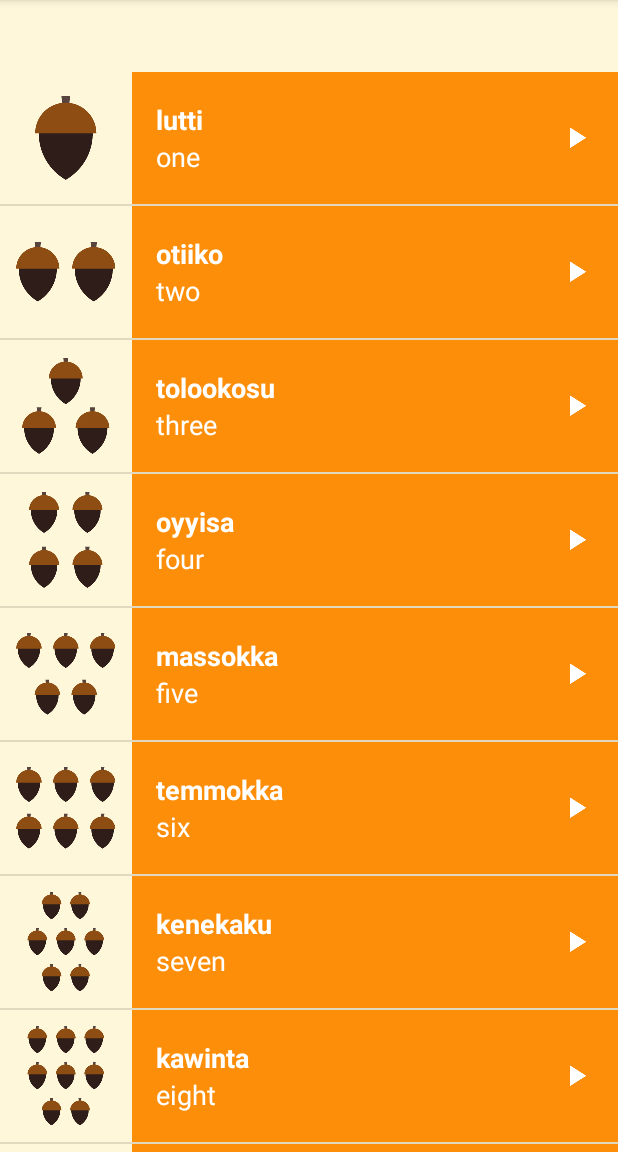
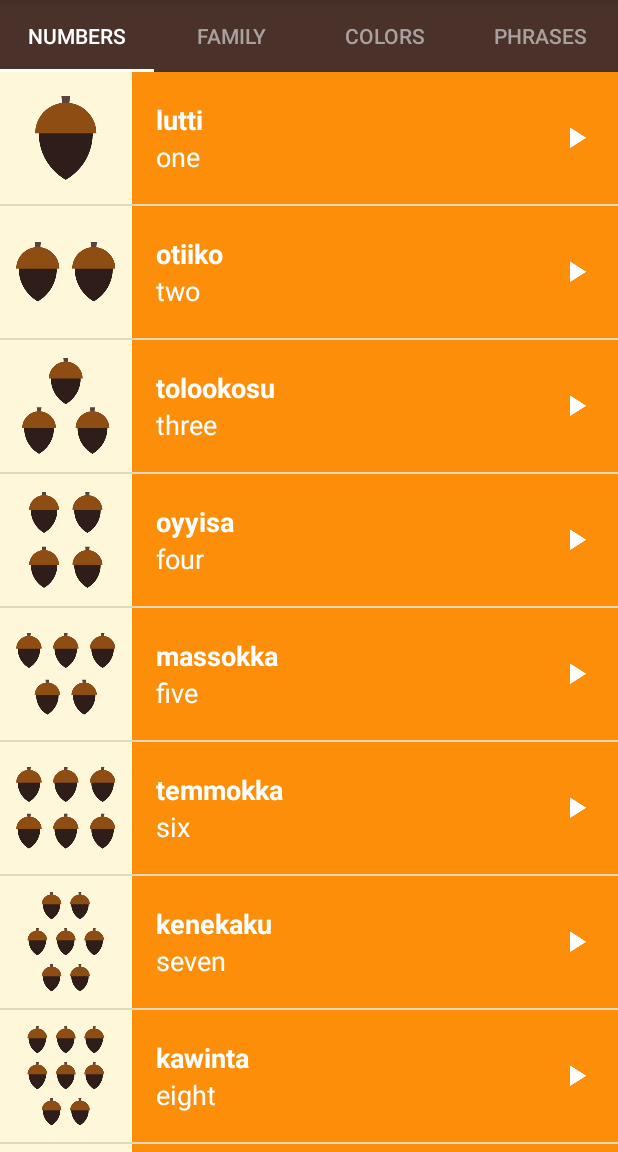
Before and after one commit to JuanByte/ud839_Miwok_Dictionary, an Android app: the screen it shows after launch (MainActivity), on a phone screen of 412 x 824 dp, the part 84-1236 px from its top. Run offline under Robolectric (Android 15) with nearby library versions, the phone set to English and light mode, and no system bars.

Commit message:
Add tabs to VIEWPAGER

```diff
--- a/app/src/main/java/com/example/android/miwok/CategoriesPagerAdapter.java
+++ b/app/src/main/java/com/example/android/miwok/CategoriesPagerAdapter.java
@@ -1,10 +1,14 @@
 package com.example.android.miwok;
 
+import android.content.Context;
+import android.support.annotation.Nullable;
 import android.support.v4.app.Fragment;
 import android.support.v4.app.FragmentManager;
 import android.support.v4.app.FragmentPagerAdapter;
 
 public class CategoriesPagerAdapter extends FragmentPagerAdapter {
+    final int PAGE_COUNT = 4;
+    private String tabTitles[] = new String[] { "Numbers", "Family", "Colors", "Phrases"};
 
     public CategoriesPagerAdapter(FragmentManager fm) {
         super(fm);
@@ -34,6 +38,13 @@ public class CategoriesPagerAdapter extends FragmentPagerAdapter {
      */
     @Override
     public int getCount() {
-        return 4;
+        return PAGE_COUNT;
+    }
+
+    @Nullable
+    @Override
+    public CharSequence getPageTitle(int position) {
+        return tabTitles[position];
+
     }
 }
--- a/app/src/main/java/com/example/android/miwok/MainActivity.java
+++ b/app/src/main/java/com/example/android/miwok/MainActivity.java
@@ -19,6 +19,7 @@ import android.content.Context;
 import android.content.Intent;
 import android.graphics.Color;
 import android.os.Bundle;
+import android.support.design.widget.TabLayout;
 import android.support.v4.view.ViewPager;
 import android.support.v7.app.AppCompatActivity;
 import android.view.View;
@@ -41,6 +42,9 @@ public class MainActivity extends AppCompatActivity {
         CategoriesPagerAdapter categoriesPagerAdapter = new CategoriesPagerAdapter(getSupportFragmentManager());
         // Set the adapter into the view pager
         viewPager.setAdapter(categoriesPagerAdapter);
+        // Give the TabLayout the ViewPager
+        TabLayout tabLayout = (TabLayout) findViewById(R.id.sliding_tabs);
+        tabLayout.setupWithViewPager(viewPager);
 
     }
 }
--- a/app/src/main/java/com/example/android/miwok/NumbersFragment.java
+++ b/app/src/main/java/com/example/android/miwok/NumbersFragment.java
@@ -57,9 +57,8 @@ public class NumbersFragment extends Fragment {
         }
     };
 
-
     public NumbersFragment() {
-        // Required empty public constructor
+        /* Required empty public constructor */
     }
 
     @Override
--- a/app/src/main/res/layout/activity_main.xml
+++ b/app/src/main/res/layout/activity_main.xml
@@ -25,6 +25,10 @@
         android:id="@+id/sliding_tabs"
         android:layout_width="match_parent"
         android:layout_height="wrap_content"
+        app:tabBackground="@color/primary_color"
+        app:tabTextColor="@color/text_tab"
+        app:tabSelectedTextColor="@android:color/white"
+        app:tabIndicatorColor="@android:color/white"
         app:tabMode="fixed" />
 
     <android.support.v4.view.ViewPager
--- a/app/src/main/res/values/colors.xml
+++ b/app/src/main/res/values/colors.xml
@@ -34,4 +34,6 @@
 
     <!-- Background color for the phrases category -->
     <color name="category_phrases">#16AFCA</color>
+    <!-- Background color for the phrases category -->
+    <color name="text_tab">#A8A19E</color>
 </resources>
```
